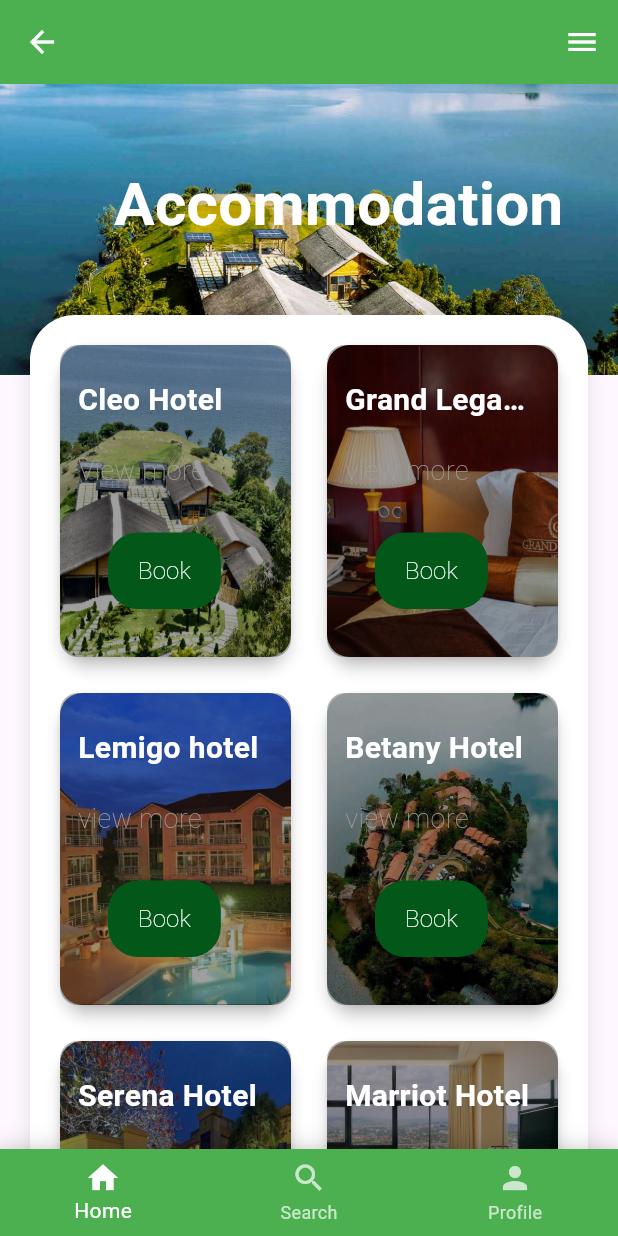
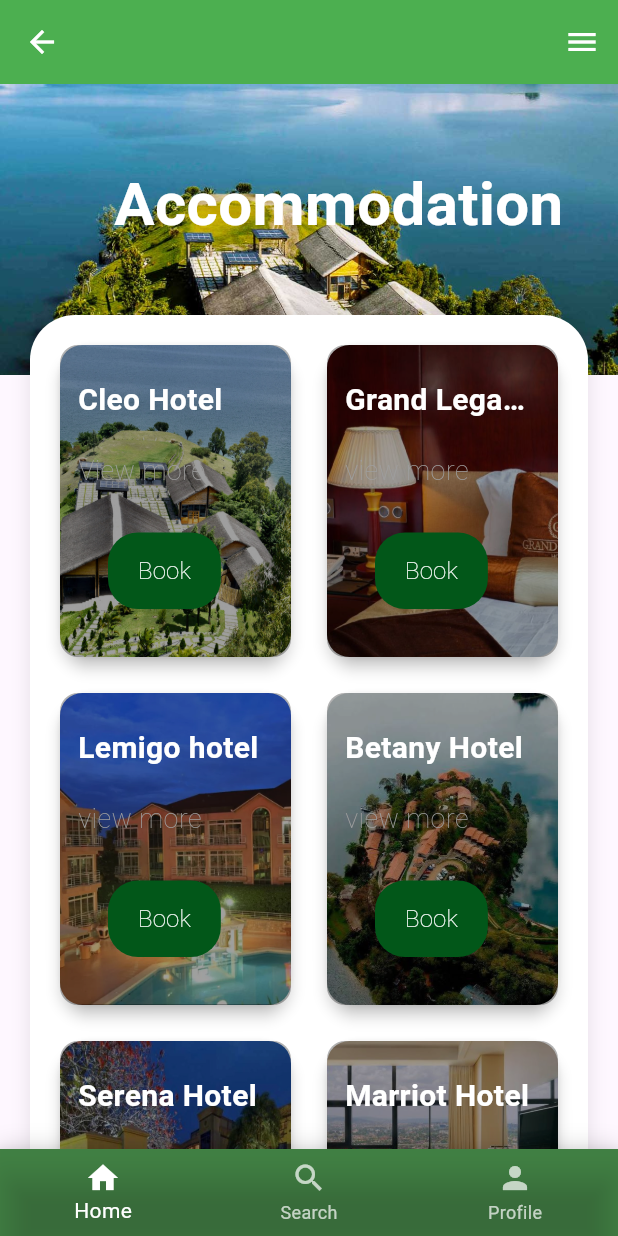
Before and after one commit to Ialbertine/Go2Rwanda_FlutterApp, a Flutter app: the Accommodation screen opened directly, on a phone screen of 412 x 824 dp. Run offline on Flutter 3.47's test engine with Material 3 defaults, Android fonts, the phone set to English and light mode, and no system bars.

Commit message:
chore: restyling the footer

```diff
--- a/front_end/lib/pages/accomodation.dart
+++ b/front_end/lib/pages/accomodation.dart
@@ -212,7 +212,7 @@ class _AccommodationState extends State<Accommodation> {
             ),
           ],
           currentIndex: _selectedIndex,
-          backgroundColor: Colors.green,
+          backgroundColor:const Color.fromARGB(255, 57, 88, 58).withOpacity(0.5),
           selectedItemColor: Colors.white,
           unselectedItemColor: Colors.white70,
           onTap: _onItemTapped,
```
